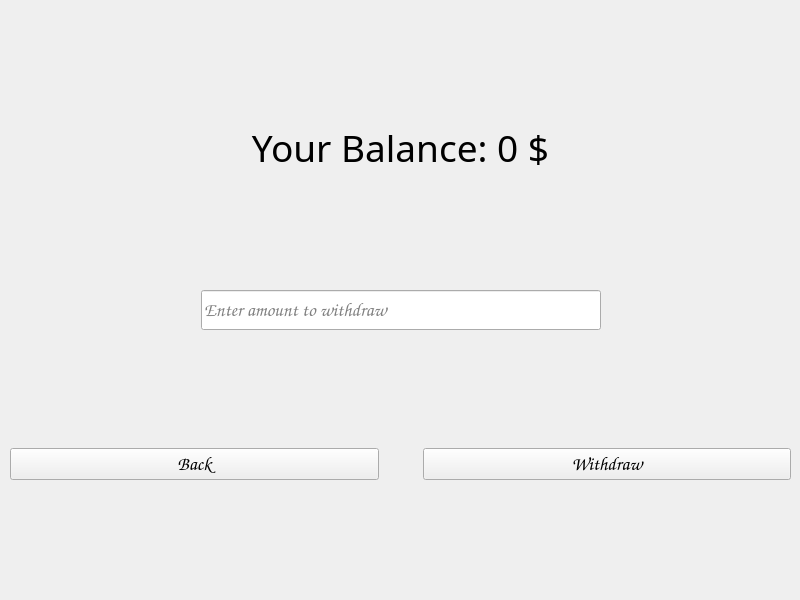
This is frontend/menus/WithdrawMenu/withdrawmenu.ui in grytsiuko/QuadroBank as Qt 5 draws it before an edit. The edited form follows.
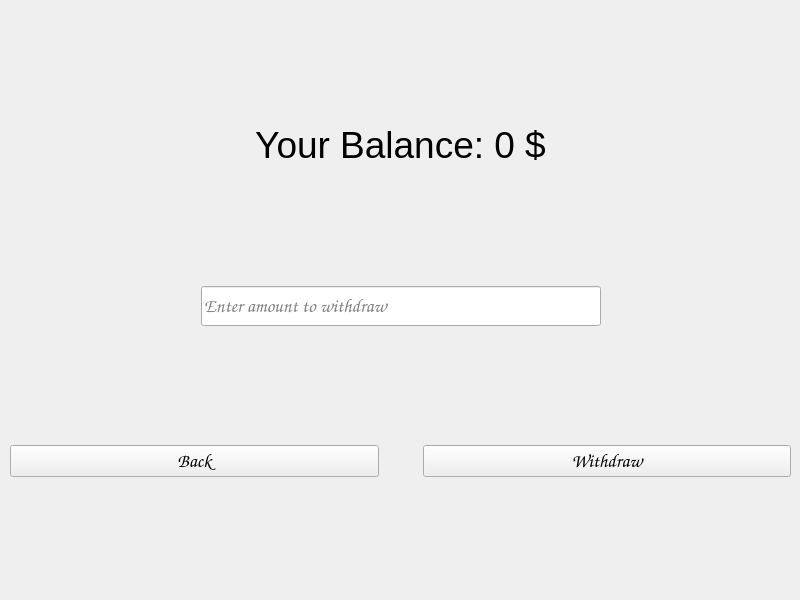
This is the edited form.

```diff
--- a/frontend/menus/WithdrawMenu/withdrawmenu.ui
+++ b/frontend/menus/WithdrawMenu/withdrawmenu.ui
@@ -46,7 +46,7 @@
      <widget class="QLabel" name="LabelName">
       <property name="font">
        <font>
-        <family>Playbill</family>
+        <family>Arial</family>
         <pointsize>28</pointsize>
        </font>
       </property>
```
